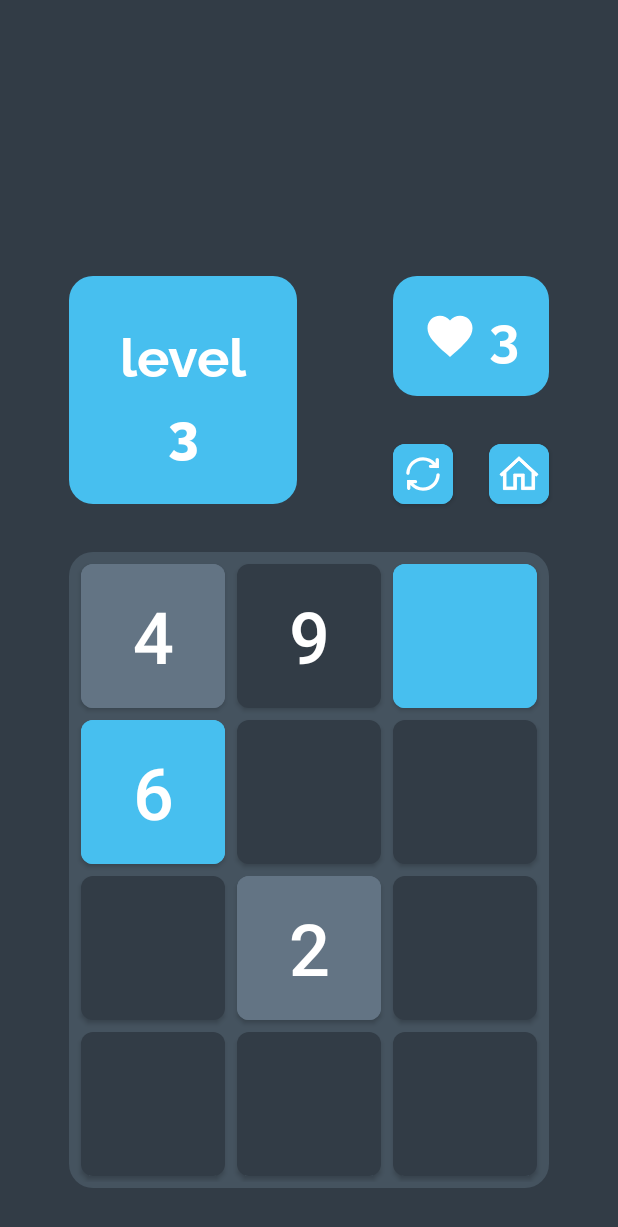
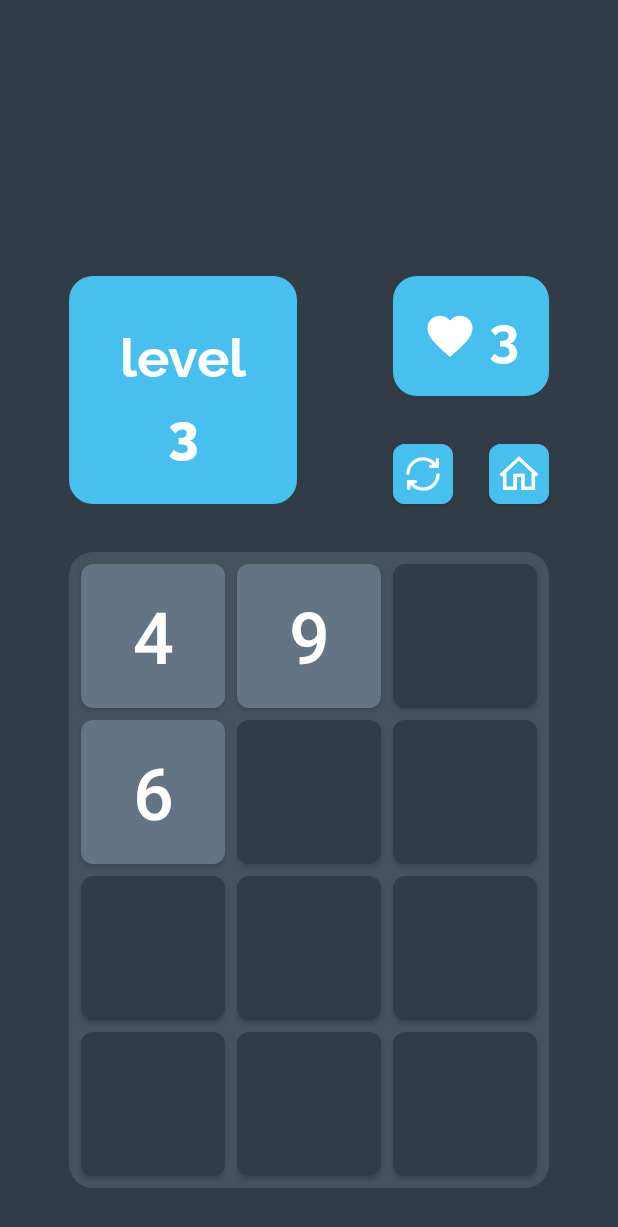
Before and after one commit to GreenSaber/MemoMania, an Android app: the screen it shows after launch (GameActivity), after a tap on "PLAY", on a phone screen of 412 x 824 dp. Shown: the top 1227 px of the screen. Run offline under Robolectric (Android 15) with nearby library versions, the phone set to English and light mode, and no system bars.

Commit message:
bl added pt1

```diff
--- a/app/src/main/java/com/saber/green/memomania/model/Game.kt
+++ b/app/src/main/java/com/saber/green/memomania/model/Game.kt
@@ -20,7 +20,7 @@ class Game(private val levelNumber: Int) {
         return tilesList
     }
 
-    fun getTiles(): ArrayList<Tile>? {
+    fun getActiveTiles(): ArrayList<Tile>? {
         val result = when (levelNumber) {
             1 -> getUniqueTilesArray(3, 9)
             2 -> getUniqueTilesArray(4, 9)
--- a/app/src/main/java/com/saber/green/memomania/ui/GameActivity.kt
+++ b/app/src/main/java/com/saber/green/memomania/ui/GameActivity.kt
@@ -1,55 +1,108 @@
 package com.saber.green.memomania.ui
 
+import android.content.Context
 import android.content.Intent
 import android.graphics.drawable.GradientDrawable
 import android.os.Bundle
+import android.view.View
 import androidx.appcompat.app.AppCompatActivity
+import androidx.core.content.ContextCompat
 import com.google.android.material.button.MaterialButton
 import com.saber.green.memomania.R
 import com.saber.green.memomania.model.Game
+import com.saber.green.memomania.model.Tile
 import com.saber.green.memomania.utils.AnimationUtils
 import kotlinx.android.synthetic.main.activity_game.*
+import java.util.*
 
 
 class GameActivity : AppCompatActivity() {
 
+    private val activeButtons = arrayListOf<MaterialButton>()
+    private lateinit var activeTiles : ArrayList<Tile>
 
     override fun onCreate(savedInstanceState: Bundle?) {
         super.onCreate(savedInstanceState)
         setContentView(R.layout.activity_game)
-        init()
 
-        val game = Game(1)
-        val activeTiles = game.getTiles()
+        initActiveButtons()
+        showActiveButtons(this)
+        hideActiveButtons(this)
+        onActiveButtonClick()
 
-        val buttonsList = arrayListOf<MaterialButton>()
-        activeTiles?.forEach {
-            findViewById<MaterialButton>(resources.getIdentifier("materialButton${it.getNumber()}", "id", packageName))
-                .text = "${it.getValue()}"
-        }
-    }
-
-    fun init() {
         onLifeButtonClicked()
         onHeartIconClicked()
         onButtonClicked()
     }
 
-    fun onLifeButtonClicked() {
+    fun initActiveButtons(){
+        activeTiles= Game(1).getActiveTiles()!!
+        activeTiles.forEach {
+            activeButtons.add(findViewById(resources.getIdentifier("materialButton${it.getNumber()}", "id", packageName)))
+        }
+        activeButtons.forEach { it.setBackgroundColor(ContextCompat.getColor(this, R.color.accent_color)) }
+    }
+
+    fun showActiveButtons(context: Context){
+        val t = Timer(false)
+        t.schedule(object : TimerTask() {
+            override fun run() {
+                runOnUiThread {
+                    activeButtons.forEach { it.setBackgroundColor(ContextCompat.getColor(context, R.color.dark_button_color)) }
+                    activeButtons.forEach { it.text = getButtonValue(it) }
+                }
+            }
+        }, 2000)
+    }
+
+    fun hideActiveButtons(context: Context){
+        val t = Timer(false)
+        t.schedule(object : TimerTask() {
+            override fun run() {
+                runOnUiThread {
+                    activeButtons.forEach { it.setBackgroundColor(ContextCompat.getColor(context, R.color.accent_color)) }
+                    activeButtons.forEach { it.text = "" }
+                    activeButtons.forEach { it.isClickable = true }
+                }
+            }
+        }, 5500)
+    }
+
+    fun onActiveButtonClick() {
+        activeButtons.forEach { button ->
+            button.setOnClickListener(tileClickListener)
+        }
+    }
+
+    val tileClickListener = View.OnClickListener {
+        if (activeButtons.contains(it)){
+            AnimationUtils.scaleAnimation(it, 1.07f, 200)
+            it.setBackgroundColor(ContextCompat.getColor(this, R.color.dark_button_color))
+        }
+    }
+
+    private fun getButtonValue(materialButton: MaterialButton) : String {
+        val buttonNumber = materialButton.resources.getResourceName(materialButton.id).replace("${packageName}:id/materialButton", "").toInt()
+        val tile = activeTiles.find { it.getNumber() == buttonNumber }
+        return tile?.getValue().toString()
+    }
+
+
+    private fun onLifeButtonClicked() {
         level_card.setOnClickListener {
             val intent = Intent(this, LevelActivity::class.java)
             startActivity(intent)
         }
     }
 
-    fun onHeartIconClicked() {
+    private fun onHeartIconClicked() {
         heart_icon.setOnClickListener {
             AnimationUtils.colorAnimation(this, life_card.background as GradientDrawable, R.color.accent_color, R.color.red, 500)
             AnimationUtils.scaleAnimation(heart_icon, 1.5f, 500)
         }
     }
 
-    fun onButtonClicked() {
+    private fun onButtonClicked() {
         materialButton4.setOnClickListener {
             AnimationUtils.scaleAnimation(it, 1.07f, 200)
 
--- a/app/src/main/res/layout/activity_game.xml
+++ b/app/src/main/res/layout/activity_game.xml
@@ -131,9 +131,7 @@
 
         <com.google.android.material.button.MaterialButton
             android:id="@+id/materialButton1"
-            style="@style/gridButton"
-            android:backgroundTint="@color/dark_button_color"
-            android:text="5">
+            style="@style/gridButton">
         </com.google.android.material.button.MaterialButton>
 
         <com.google.android.material.button.MaterialButton
@@ -143,14 +141,12 @@
 
         <com.google.android.material.button.MaterialButton
             android:id="@+id/materialButton3"
-            style="@style/gridButton"
-            android:backgroundTint="@color/accent_color">
+            style="@style/gridButton">
         </com.google.android.material.button.MaterialButton>
 
         <com.google.android.material.button.MaterialButton
             android:id="@+id/materialButton4"
-            style="@style/gridButton"
-            android:backgroundTint="@color/accent_color">
+            style="@style/gridButton">
         </com.google.android.material.button.MaterialButton>
 
         <com.google.android.material.button.MaterialButton
@@ -170,9 +166,7 @@
 
         <com.google.android.material.button.MaterialButton
             android:id="@+id/materialButton8"
-            style="@style/gridButton"
-            android:backgroundTint="@color/dark_button_color"
-            android:text="2">
+            style="@style/gridButton">
         </com.google.android.material.button.MaterialButton>
 
         <com.google.android.material.button.MaterialButton
--- a/app/src/main/res/values/styles.xml
+++ b/app/src/main/res/values/styles.xml
@@ -28,6 +28,7 @@
         <item name="android:textSize">48sp</item>
         <item name="backgroundTint">@color/dark_primary_color</item>
         <item name="android:layout_margin">4dp</item>
+        <item name="android:clickable">false</item>
     </style>
 
     <style name="homeRefreshButton">
```
